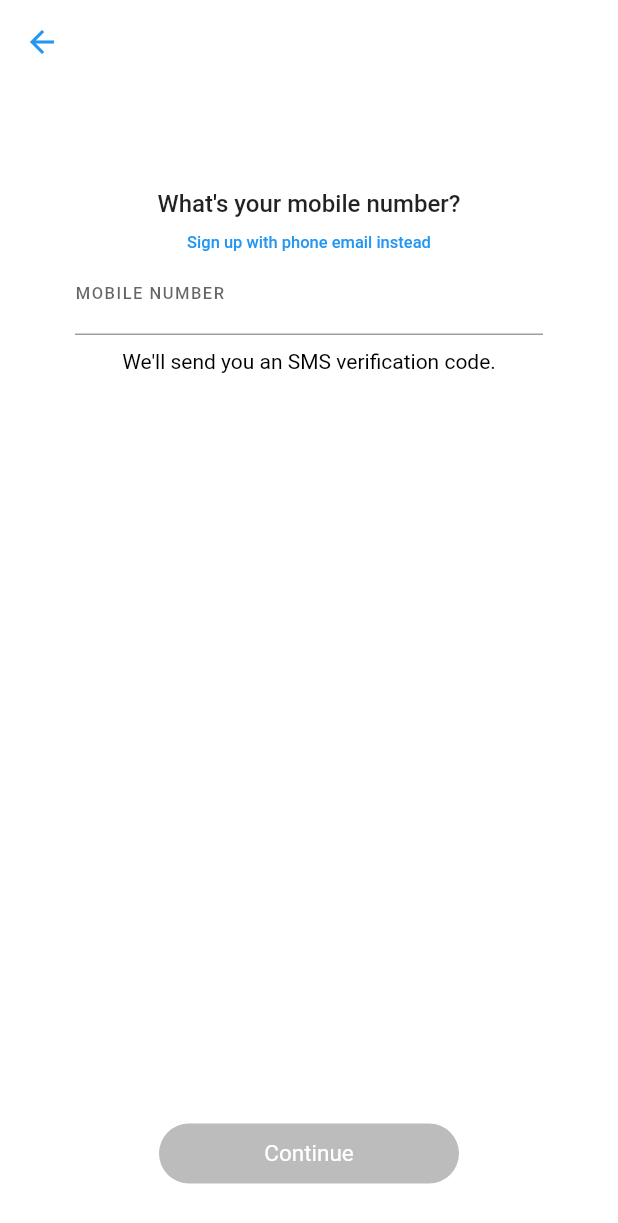
After one commit to QristineVanesyan/snapchat_practice, a Flutter app: the PhoneNumber screen opened directly, on a phone screen of 412 x 824 dp. The commit adds this screen. Shown: the top 1223 px of the screen. Run offline on Flutter 3.47's test engine with Material 2 defaults, Android fonts, the phone set to English and light mode, and no system bars.

Commit message:
snapchat pages and validations

```diff
--- a/snapchat_proj/lib/main.dart
+++ b/snapchat_proj/lib/main.dart
@@ -49,12 +49,12 @@ class HomePage extends StatelessWidget {
                 Button(
                   title: 'log in',
                   color: const Color(0xFFd83c3c),
-                  pageName: LogIN(),
+                  toPage: LogIN(),
                 ),
                 Button(
                   title: 'sign up',
                   color: const Color(0xFF03a9f4),
-                  pageName: SignUp(),
+                  toPage: SignUp(),
                 ),
               ],
             )
--- a/snapchat_proj/lib/pages/birthday.dart
+++ b/snapchat_proj/lib/pages/birthday.dart
@@ -42,9 +42,9 @@ class _BirthdayState extends State<Birthday> {
   Widget _renderBirthDay() {
     return Column(
       children: [
-        Text(
+        const Text(
           "When's your birthday?",
-          style: const TextStyle(fontSize: 17, fontWeight: FontWeight.w500),
+          style: TextStyle(fontSize: 17, fontWeight: FontWeight.w500),
         ),
         CustomTextField(
           labelName: 'birthday'.toUpperCase(),
--- /dev/null
+++ b/snapchat_proj/lib/pages/phone_number.dart
@@ -0,0 +1,99 @@
+// ignore: file_names
+import 'package:snapchat_proj/widgets/custom_textfield.dart';
+import 'package:snapchat_proj/widgets/link.dart';
+import 'package:snapchat_proj/widgets/rounded_button.dart';
+import 'package:flutter/material.dart';
+
+class PhoneNumber extends StatefulWidget {
+  @override
+  _PhoneNumberState createState() => _PhoneNumberState();
+}
+
+class _PhoneNumberState extends State<PhoneNumber> {
+  final TextEditingController _emailTextFieldController =
+      TextEditingController();
+
+  bool _isValid = false;
+
+  String get _text => _emailTextFieldController.text;
+  @override
+  Widget build(BuildContext context) {
+    return Scaffold(
+      appBar: AppBar(
+        iconTheme: const IconThemeData(
+          color: Colors.blue,
+        ),
+        backgroundColor: Colors.white,
+        elevation: 0,
+      ),
+      body: Container(
+        padding: const EdgeInsets.only(top: 70),
+        color: Colors.white,
+        child: Column(
+          mainAxisAlignment: MainAxisAlignment.spaceBetween,
+          children: [
+            _renderEmailForm(),
+            _renderContinueButton(),
+          ],
+        ),
+      ),
+    );
+  }
+
+  Widget _renderEmailForm() {
+    return Column(
+      children: [
+        const Text(
+          "What's your mobile number?",
+          style: TextStyle(fontSize: 16, fontWeight: FontWeight.w500),
+        ),
+        Center(
+          child: Container(
+            padding: const EdgeInsets.only(top: 10),
+            child: const Link(
+              title: 'Sign up with phone email instead',
+            ),
+          ),
+        ),
+        CustomTextField(
+          labelName: 'mobile number'.toUpperCase(),
+          onTextFieldChange: () => _toggle(),
+          txtType: TextInputType.phone,
+          customTextFieldController: _emailTextFieldController,
+        ),
+        Container(
+          padding: const EdgeInsets.only(top: 10),
+          child: const Text("We'll send you an SMS verification code.",
+              style: TextStyle(color: Colors.black)),
+        ),
+      ],
+    );
+  }
+
+  Widget _renderContinueButton() {
+    return Container(
+      padding: const EdgeInsets.only(bottom: 15),
+      child: RoundedButton(
+        title: 'Continue',
+        onButtonClick: () async {
+          //TODO Phone Number Page
+        },
+        color: _changeColor(),
+      ),
+    );
+  }
+
+  Color _changeColor() {
+    if (_isValid) {
+      return const Color(0xFF02a9f4);
+    } else {
+      return const Color(0xFFbcbcbc);
+    }
+  }
+
+  void _toggle() {
+    setState(() {
+      _isValid = _text.length > 1;
+    });
+  }
+}
--- a/snapchat_proj/lib/widgets/custom_textfield.dart
+++ b/snapchat_proj/lib/widgets/custom_textfield.dart
@@ -1,7 +1,7 @@
 import 'package:flutter/material.dart';
 
 class CustomTextField extends StatefulWidget {
-  CustomTextField(
+  const CustomTextField(
       {Key key,
       this.labelName,
       this.icon,
@@ -18,7 +18,7 @@ class CustomTextField extends StatefulWidget {
   final Icon icon;
   final Function onTextFieldChange;
   final Function onTextFieldTap;
-  final Function validator;
+  final String Function(String) validator;
   final bool isVisible;
   final bool isTapable;
   final TextInputType txtType;
@@ -37,9 +37,7 @@ class _CustomTextFieldState extends State<CustomTextField> {
       Container(
         padding: const EdgeInsets.symmetric(horizontal: 50),
         child: TextFormField(
-          validator: () {
-            widget.validator();
-          },
+          validator: (s) => widget.validator(s),
           keyboardType: widget.txtType,
           obscureText: _obscureOfPassword(),
           controller: widget.customTextFieldController,
@@ -71,9 +69,7 @@ class _CustomTextFieldState extends State<CustomTextField> {
       return const Text("");
     } else if (widget.isVisible == true) {
       return TextButton(
-          // ignore: unnecessary_new
-          onPressed: _toggle,
-          child: new Text(_obscureText ? "Hide" : "Show"));
+          onPressed: _toggle, child: Text(_obscureText ? "Hide" : "Show"));
     } else {
       return GestureDetector(
         onTap: _toggle,
--- a/snapchat_proj/lib/widgets/link.dart
+++ b/snapchat_proj/lib/widgets/link.dart
@@ -1,22 +1,24 @@
 import 'package:flutter/material.dart';
 
-class Link extends StatelessWidget {
+class Link extends StatefulWidget {
+  const Link({this.title});
   final String title;
-  const Link({this.title});
+  @override
+  _LinkState createState() => _LinkState();
+}
+
+class _LinkState extends State<Link> {
   @override
   Widget build(BuildContext context) {
-    Text(
-      title,
-      style: const TextStyle(
-        fontSize: 11,
-        color: Colors.blue,
-        fontWeight: FontWeight.w500,
+    return GestureDetector(
+      child: Text(
+        widget.title,
+        style: const TextStyle(
+          fontSize: 11,
+          color: Colors.blue,
+          fontWeight: FontWeight.w500,
+        ),
       ),
     );
-    return GestureDetector(onTap: () {
-      //TODO "forget password" page
-      // Navigator.push(context,
-      //     MaterialPageRoute(builder: (context) => ForgotPasswordScreen()));
-    });
   }
 }
```
Also changed, not shown: snapchat_proj/lib/models/user.dart (added, +20 -0 lines), snapchat_proj/lib/pages/log_in.dart (+4 -6 lines), snapchat_proj/lib/pages/password.dart (+5 -5 lines), snapchat_proj/lib/pages/sign_up.dart (+15 -10 lines), snapchat_proj/analysis_options.yaml (line endings or trailing spaces).
